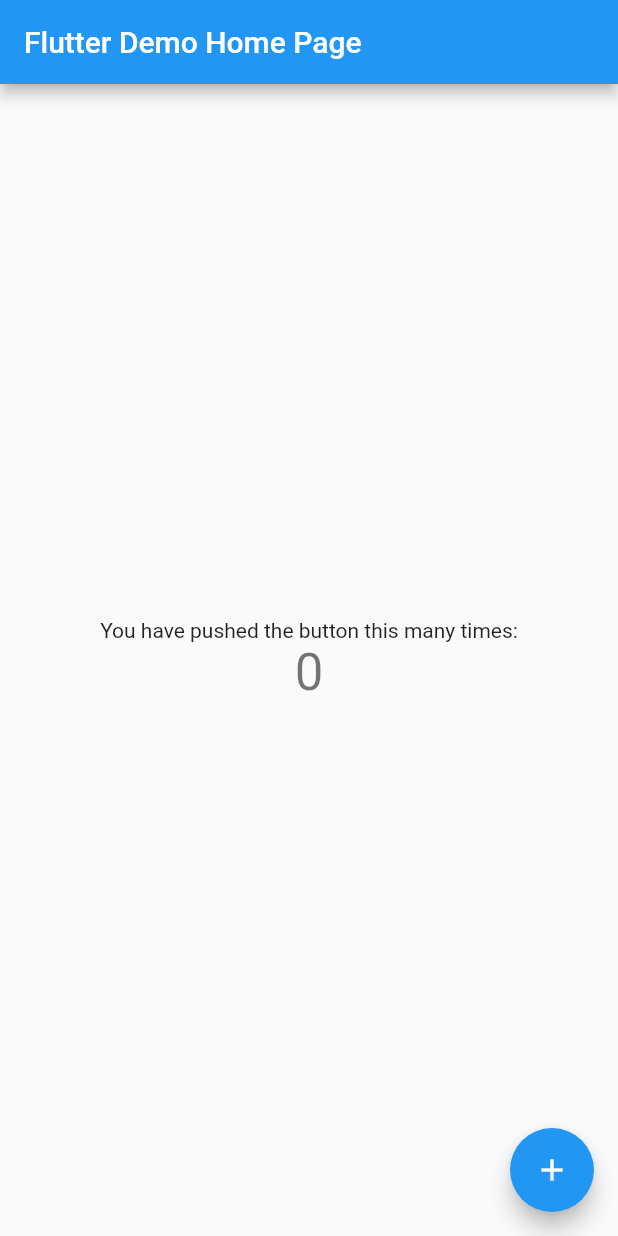
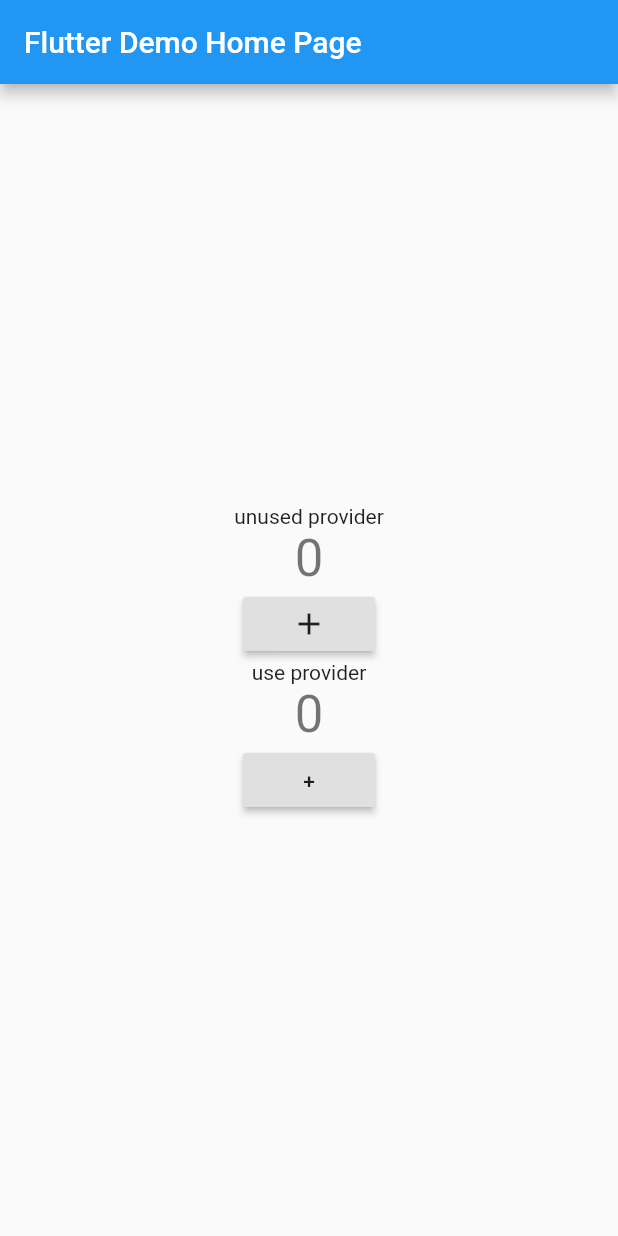
Before and after one commit to gitihm/provider-flutter, a Flutter app: the screen it shows after launch, on a phone screen of 412 x 824 dp. Run offline on Flutter 3.47's test engine with Material 2 defaults, Android fonts, the phone set to English and light mode, and no system bars.

```diff
--- a/lib/main.dart
+++ b/lib/main.dart
@@ -1,41 +1,28 @@
 import 'package:flutter/material.dart';
-
+import 'store.dart';
+import 'package:provider/provider.dart';
+import 'text_display.dart';
 void main() => runApp(MyApp());
 
 class MyApp extends StatelessWidget {
-  // This widget is the root of your application.
   @override
   Widget build(BuildContext context) {
     return MaterialApp(
       title: 'Flutter Demo',
       theme: ThemeData(
-        // This is the theme of your application.
-        //
-        // Try running your application with "flutter run". You'll see the
-        // application has a blue toolbar. Then, without quitting the app, try
-        // changing the primarySwatch below to Colors.green and then invoke
-        // "hot reload" (press "r" in the console where you ran "flutter run",
-        // or simply save your changes to "hot reload" in a Flutter IDE).
-        // Notice that the counter didn't reset back to zero; the application
-        // is not restarted.
+
         primarySwatch: Colors.blue,
       ),
-      home: MyHomePage(title: 'Flutter Demo Home Page'),
+      home: ChangeNotifierProvider<Store>(
+        builder: (_)=>Store(),
+        child: MyHomePage(title: 'Flutter Demo Home Page'),
+        )
     );
   }
 }
 
 class MyHomePage extends StatefulWidget {
   MyHomePage({Key key, this.title}) : super(key: key);
-
-  // This widget is the home page of your application. It is stateful, meaning
-  // that it has a State object (defined below) that contains fields that affect
-  // how it looks.
-
-  // This class is the configuration for the state. It holds the values (in this
-  // case the title) provided by the parent (in this case the App widget) and
-  // used by the build method of the State. Fields in a Widget subclass are
-  // always marked "final".
 
   final String title;
 
@@ -48,64 +35,38 @@ class _MyHomePageState extends State<MyHomePage> {
 
   void _incrementCounter() {
     setState(() {
-      // This call to setState tells the Flutter framework that something has
-      // changed in this State, which causes it to rerun the build method below
-      // so that the display can reflect the updated values. If we changed
-      // _counter without calling setState(), then the build method would not be
-      // called again, and so nothing would appear to happen.
       _counter++;
     });
   }
 
   @override
   Widget build(BuildContext context) {
-    // This method is rerun every time setState is called, for instance as done
-    // by the _incrementCounter method above.
-    //
-    // The Flutter framework has been optimized to make rerunning build methods
-    // fast, so that you can just rebuild anything that needs updating rather
-    // than having to individually change instances of widgets.
+    print('Build.....Scaffold');
+    print('Build.....AppBar');
+    print('Build.....Text');
     return Scaffold(
       appBar: AppBar(
-        // Here we take the value from the MyHomePage object that was created by
-        // the App.build method, and use it to set our appbar title.
         title: Text(widget.title),
       ),
       body: Center(
-        // Center is a layout widget. It takes a single child and positions it
-        // in the middle of the parent.
         child: Column(
-          // Column is also layout widget. It takes a list of children and
-          // arranges them vertically. By default, it sizes itself to fit its
-          // children horizontally, and tries to be as tall as its parent.
-          //
-          // Invoke "debug painting" (press "p" in the console, choose the
-          // "Toggle Debug Paint" action from the Flutter Inspector in Android
-          // Studio, or the "Toggle Debug Paint" command in Visual Studio Code)
-          // to see the wireframe for each widget.
-          //
-          // Column has various properties to control how it sizes itself and
-          // how it positions its children. Here we use mainAxisAlignment to
-          // center the children vertically; the main axis here is the vertical
-          // axis because Columns are vertical (the cross axis would be
-          // horizontal).
           mainAxisAlignment: MainAxisAlignment.center,
           children: <Widget>[
             Text(
-              'You have pushed the button this many times:',
+              'unused provider',
             ),
             Text(
               '$_counter',
               style: Theme.of(context).textTheme.display1,
             ),
+             RaisedButton(
+            onPressed: _incrementCounter,
+            child: Icon(Icons.add),
+            ),
+            Textdisplay(),
           ],
         ),
       ),
-      floatingActionButton: FloatingActionButton(
-        onPressed: _incrementCounter,
-        tooltip: 'Increment',
-        child: Icon(Icons.add),
-      ), // This trailing comma makes auto-formatting nicer for build methods.
     );
   }
 }
--- a/lib/store.dart
+++ b/lib/store.dart
@@ -0,0 +1,16 @@
+import 'package:flutter/material.dart';
+
+class Store with ChangeNotifier{
+  Store();
+  int counter=0;
+
+  void add() {
+      counter++;
+      notifyListeners();
+  }
+
+  int get getCounter => counter;
+
+
+
+}
--- /dev/null
+++ b/lib/text_display.dart
@@ -0,0 +1,26 @@
+import 'package:flutter/material.dart';
+import 'store.dart';
+import 'package:provider/provider.dart';
+
+class Textdisplay extends StatelessWidget{
+  @override
+  Widget build(BuildContext context){
+    final store = Provider.of<Store>(context);
+    print('Build.....Text');
+    return Column(
+      children: <Widget>[
+        Text(
+                  'use provider',
+        ),
+        Text(
+              store.getCounter.toString(),
+              style: Theme.of(context).textTheme.display1,
+        ),
+        RaisedButton(
+          onPressed: store.add,
+          child: Text("+"),
+        )
+      ],
+    );
+  }
+}
--- a/pubspec.yaml
+++ b/pubspec.yaml
@@ -23,6 +23,8 @@ dependencies:
   # The following adds the Cupertino Icons font to your application.
   # Use with the CupertinoIcons class for iOS style icons.
   cupertino_icons: ^0.1.2
+  provider: ^2.0.1
+  http: ^0.12.0+2
 
 dev_dependencies:
   flutter_test:
```
Also changed, not shown: pubspec.lock.
